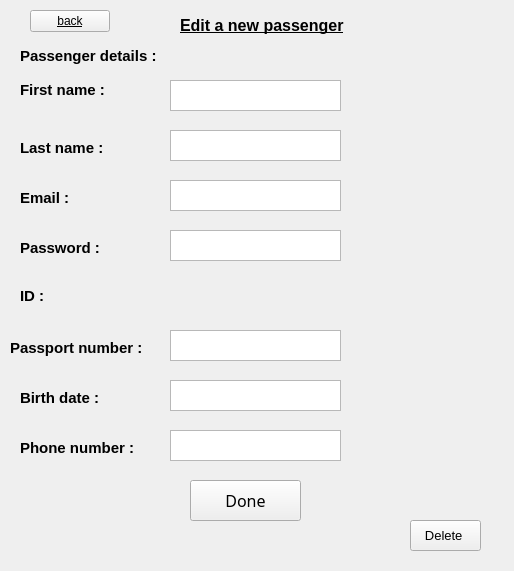
This is editnewpassenger.ui in Abdelrahman-Shorim/FlightApp as Qt 5 draws it before an edit. The edited form follows.
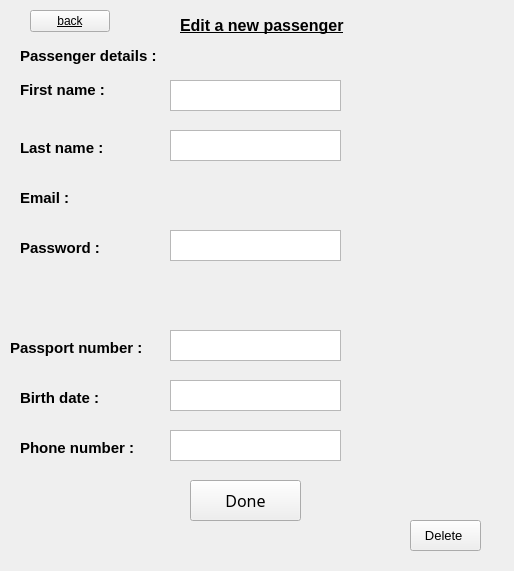
This is the edited form.

```diff
--- a/editnewpassenger.ui
+++ b/editnewpassenger.ui
@@ -222,27 +222,6 @@
     <string>Password :</string>
    </property>
   </widget>
-  <widget class="QLabel" name="label_7">
-   <property name="geometry">
-    <rect>
-     <x>20</x>
-     <y>280</y>
-     <width>191</width>
-     <height>31</height>
-    </rect>
-   </property>
-   <property name="font">
-    <font>
-     <pointsize>11</pointsize>
-     <weight>75</weight>
-     <bold>true</bold>
-     <underline>false</underline>
-    </font>
-   </property>
-   <property name="text">
-    <string>ID :</string>
-   </property>
-  </widget>
   <widget class="QLabel" name="label_8">
    <property name="geometry">
     <rect>
@@ -264,17 +243,7 @@
     <string>Passport number :</string>
    </property>
   </widget>
-  <widget class="QTextEdit" name="textEdit_3">
-   <property name="geometry">
-    <rect>
-     <x>170</x>
-     <y>180</y>
-     <width>171</width>
-     <height>31</height>
-    </rect>
-   </property>
-  </widget>
-  <widget class="QTextEdit" name="textEdit_4">
+  <widget class="QTextEdit" name="password">
    <property name="geometry">
     <rect>
      <x>170</x>
@@ -390,8 +359,19 @@
    <property name="text">
     <string>back</string>
    </property>
-
-
+  </widget>
+  <widget class="QLabel" name="email">
+   <property name="geometry">
+    <rect>
+     <x>180</x>
+     <y>180</y>
+     <width>151</width>
+     <height>31</height>
+    </rect>
+   </property>
+   <property name="text">
+    <string/>
+   </property>
   </widget>
  </widget>
  <resources/>
```
Left out of the diff: 11 changed lines with no effect on the pictures.
